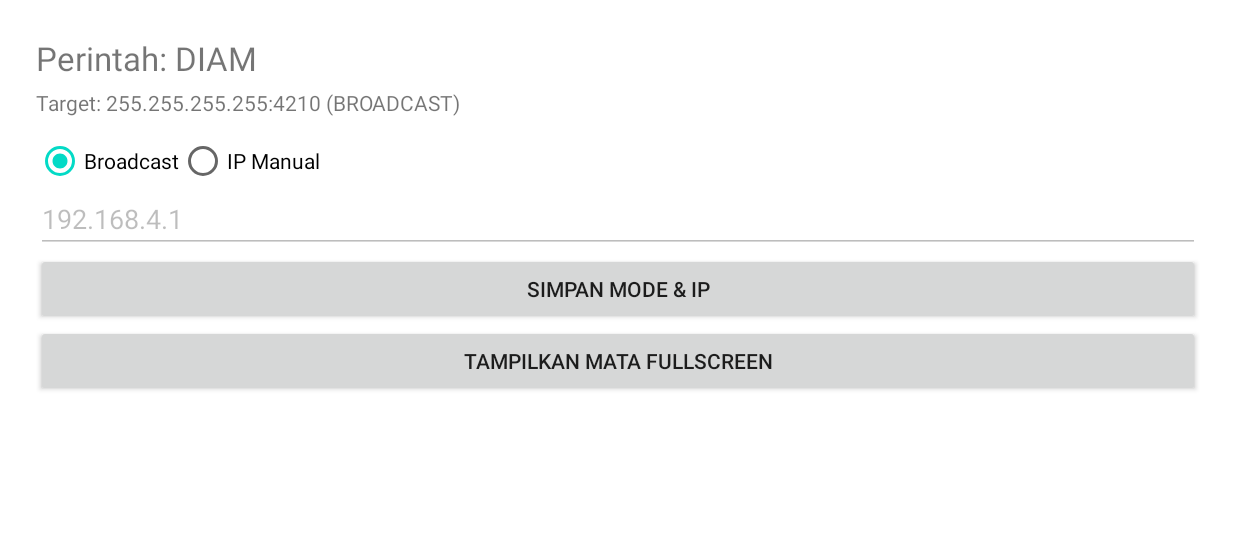
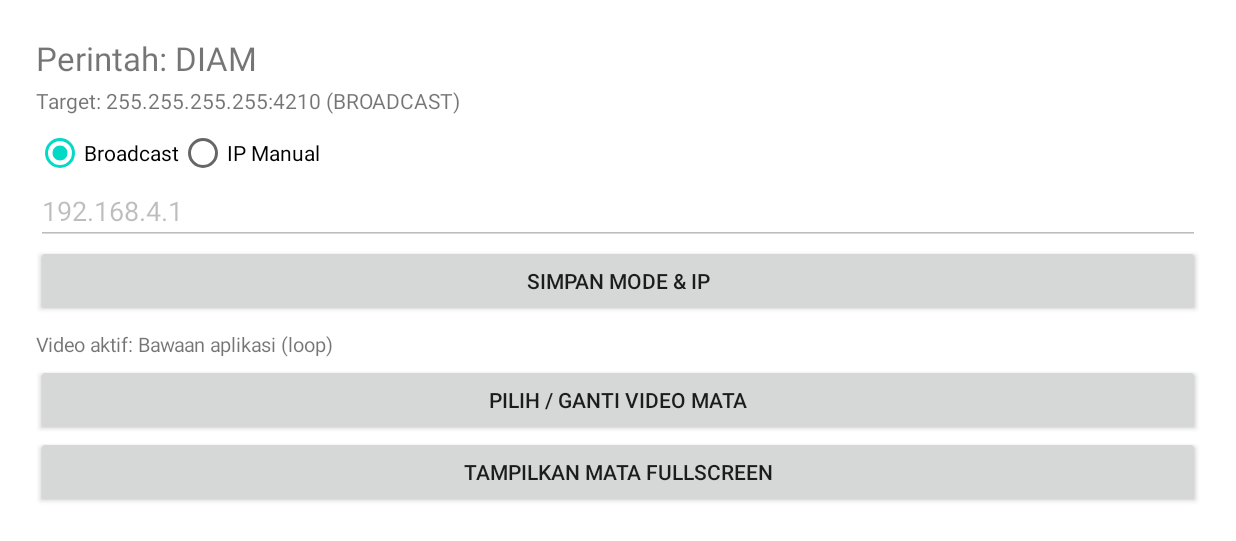
Before and after one commit to Masked-LV999/RobotMataEsp32, an Android app: the screen it shows after launch (MainActivity), on a phone screen of 824 x 412 dp (held sideways). Shown: the top 541 px of the screen. Run offline under Robolectric (Android 15) with nearby library versions, the phone set to English and light mode, and no system bars; libraries missing offline, so code that uses them is left out: androidx.camera.core, androidx.camera.lifecycle, com.google.mediapipe.framework, com.google.mediapipe.tasks; 4 statements that could not run were skipped.

Commit message:
Update MainActivity.kt

```diff
--- a/app/src/main/java/com/medisyne/robotmata/MainActivity.kt
+++ b/app/src/main/java/com/medisyne/robotmata/MainActivity.kt
@@ -7,6 +7,7 @@ import android.graphics.Matrix
 import android.net.Uri
 import android.os.Bundle
 import android.util.Size
+import android.view.Gravity
 import android.view.View
 import android.view.WindowManager
 import android.widget.Button
@@ -29,6 +30,8 @@ import com.google.mediapipe.framework.image.BitmapImageBuilder
 import com.google.mediapipe.tasks.core.BaseOptions
 import com.google.mediapipe.tasks.vision.core.RunningMode
 import com.google.mediapipe.tasks.vision.objectdetector.ObjectDetector
+import java.io.File
+import java.io.FileOutputStream
 import java.net.DatagramPacket
 import java.net.DatagramSocket
 import java.net.InetAddress
@@ -39,23 +42,27 @@ class MainActivity : AppCompatActivity() {
     private val prefsName = "robot_mata_prefs"
     private val keyMode = "ip_mode" // "BROADCAST" atau "MANUAL"
     private val keyManualIp = "manual_ip"
+    private val keyCustomVideoPath = "custom_video_path"
     private val broadcastIp = "255.255.255.255"
     private val esp32Port = 4210
 
     private var isEyeFullscreen = false
     private var currentMode = "BROADCAST"
     private var manualIp = "192.168.4.1"
+    private var customVideoPath: String? = null
 
     private lateinit var controlLayout: LinearLayout
     private lateinit var eyeFullscreenContainer: FrameLayout
     private lateinit var eyeVideoView: VideoView
     private lateinit var statusText: TextView
     private lateinit var targetInfoText: TextView
+    private lateinit var videoInfoText: TextView
     private lateinit var modeGroup: RadioGroup
     private lateinit var rbBroadcast: RadioButton
     private lateinit var rbManual: RadioButton
     private lateinit var etManualIp: EditText
     private lateinit var btnSaveIp: Button
+    private lateinit var btnPickVideo: Button
     private lateinit var btnOpenEye: Button
 
     private var objectDetector: ObjectDetector? = null
@@ -73,12 +80,20 @@ class MainActivity : AppCompatActivity() {
             }
         }
 
+    private val pickVideoLauncher =
+        registerForActivityResult(ActivityResultContracts.GetContent()) { uri: Uri? ->
+            if (uri != null) {
+                importCustomVideo(uri)
+            }
+        }
+
     override fun onCreate(savedInstanceState: Bundle?) {
         super.onCreate(savedInstanceState)
 
         val prefs = getSharedPreferences(prefsName, MODE_PRIVATE)
         currentMode = prefs.getString(keyMode, "BROADCAST") ?: "BROADCAST"
         manualIp = prefs.getString(keyManualIp, "192.168.4.1") ?: "192.168.4.1"
+        customVideoPath = prefs.getString(keyCustomVideoPath, null)
 
         buildUi()
         setupBackBehavior()
@@ -110,7 +125,7 @@ class MainActivity : AppCompatActivity() {
         targetInfoText = TextView(this).apply {
             text = "Target: ${activeTargetIp()}:$esp32Port ($currentMode)"
             textSize = 14f
-            setPadding(0, 8, 0, 20)
+            setPadding(0, 6, 0, 14)
         }
 
         modeGroup = RadioGroup(this).apply {
@@ -162,6 +177,19 @@ class MainActivity : AppCompatActivity() {
             targetInfoText.text = "Target: ${activeTargetIp()}:$esp32Port ($currentMode)"
         }
 
+        videoInfoText = TextView(this).apply {
+            text = getVideoLabel()
+            textSize = 13f
+            setPadding(0, 14, 0, 6)
+        }
+
+        btnPickVideo = Button(this).apply {
+            text = "Pilih / Ganti Video Mata"
+            setOnClickListener {
+                pickVideoLauncher.launch("video/*")
+            }
+        }
+
         btnOpenEye = Button(this).apply {
             text = "Tampilkan Mata Fullscreen"
             setOnClickListener {
@@ -174,13 +202,18 @@ class MainActivity : AppCompatActivity() {
         controlLayout.addView(modeGroup)
         controlLayout.addView(etManualIp)
         controlLayout.addView(btnSaveIp)
+        controlLayout.addView(videoInfoText)
+        controlLayout.addView(btnPickVideo)
         controlLayout.addView(btnOpenEye)
 
-        // 2. Layar Video Mata Fullscreen (keluar hanya lewat tombol Back)
+        // 2. Layar Video Mata Fullscreen (di tengah layar, keluar hanya lewat tombol Back)
         eyeFullscreenContainer = FrameLayout(this).apply {
+            layoutParams = FrameLayout.LayoutParams(
+                FrameLayout.LayoutParams.MATCH_PARENT,
+                FrameLayout.LayoutParams.MATCH_PARENT
+            )
             visibility = View.GONE
             setBackgroundColor(0xFF000000.toInt())
-            // Menyerap sentuhan agar tidak sengaja menutup mode mata saat disentuh
             isClickable = true
             setOnClickListener { /* Sengaja diabaikan, keluar hanya via Back */ }
         }
@@ -188,7 +221,8 @@ class MainActivity : AppCompatActivity() {
         eyeVideoView = VideoView(this).apply {
             layoutParams = FrameLayout.LayoutParams(
                 FrameLayout.LayoutParams.MATCH_PARENT,
-                FrameLayout.LayoutParams.MATCH_PARENT
+                FrameLayout.LayoutParams.MATCH_PARENT,
+                Gravity.CENTER
             )
             setOnPreparedListener { mp ->
                 mp.isLooping = true
@@ -202,6 +236,33 @@ class MainActivity : AppCompatActivity() {
         root.addView(controlLayout)
         root.addView(eyeFullscreenContainer)
         setContentView(root)
+    }
+
+    private fun getVideoLabel(): String {
+        val path = customVideoPath
+        return if (!path.isNullOrBlank() && File(path).exists()) {
+            "Video aktif: Video kustom dari HP (loop)"
+        } else {
+            "Video aktif: Bawaan aplikasi (loop)"
+        }
+    }
+
+    private fun importCustomVideo(sourceUri: Uri) {
+        try {
+            val destFile = File(filesDir, "custom_eye_video.mp4")
+            contentResolver.openInputStream(sourceUri)?.use { input ->
+                FileOutputStream(destFile).use { output ->
+                    input.copyTo(output)
+                }
+            }
+            customVideoPath = destFile.absolutePath
+            getSharedPreferences(prefsName, MODE_PRIVATE).edit()
+                .putString(keyCustomVideoPath, customVideoPath)
+                .apply()
+            videoInfoText.text = getVideoLabel()
+        } catch (e: Exception) {
+            videoInfoText.text = "Gagal memuat video: ${e.message}"
+        }
     }
 
     private fun setupBackBehavior() {
@@ -223,7 +284,13 @@ class MainActivity : AppCompatActivity() {
         eyeFullscreenContainer.visibility = View.VISIBLE
         window.addFlags(WindowManager.LayoutParams.FLAG_KEEP_SCREEN_ON)
 
-        val videoUri = Uri.parse("android.resource://$packageName/${R.raw.mata}")
+        val path = customVideoPath
+        val videoUri = if (!path.isNullOrBlank() && File(path).exists()) {
+            Uri.fromFile(File(path))
+        } else {
+            Uri.parse("android.resource://$packageName/${R.raw.mata}")
+        }
+
         eyeVideoView.setVideoURI(videoUri)
         eyeVideoView.start()
     }
```
